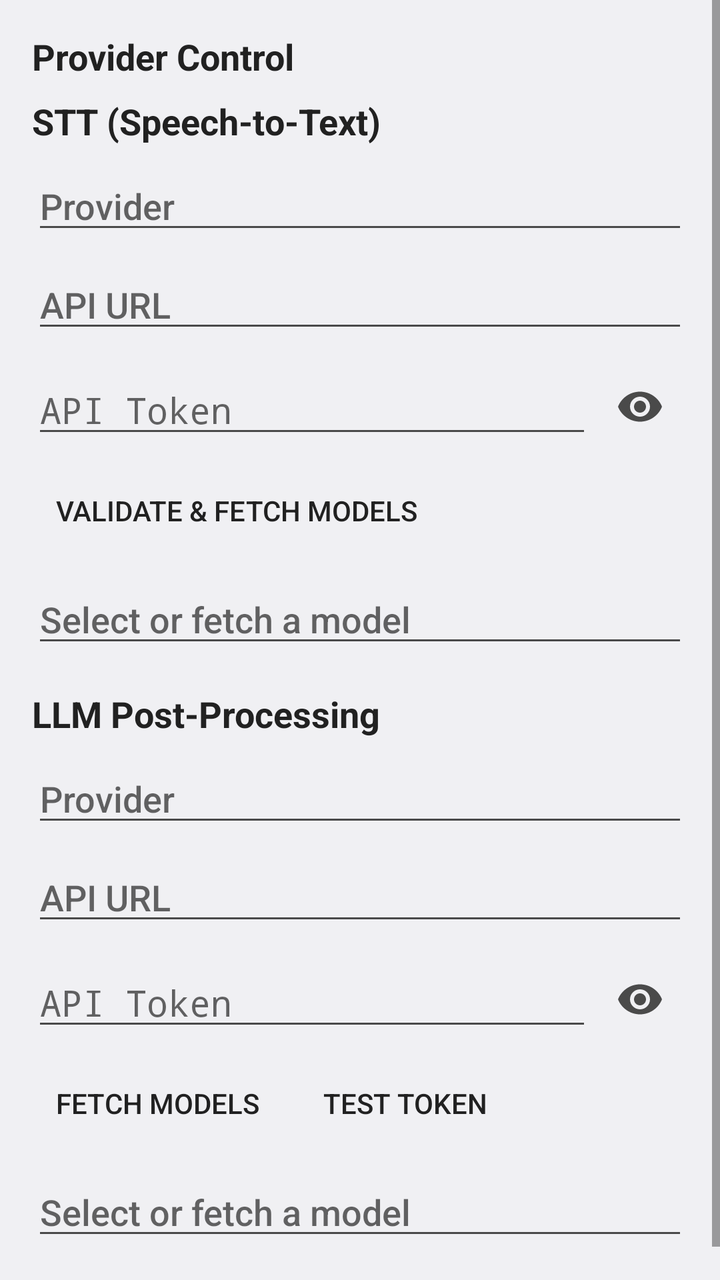
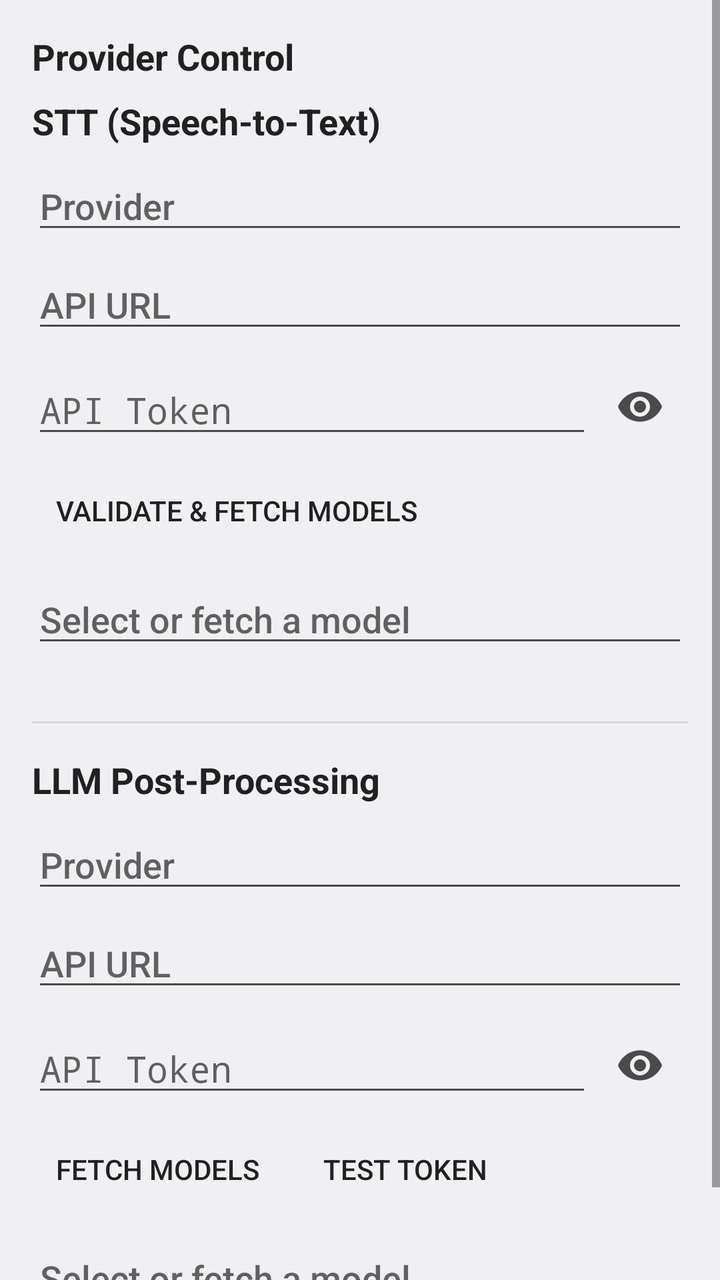

Before-and-after screenshots of an Android layout around one commit, followed by the original layout XML and the change that was made.
<!-- AndroidManifest.xml: activity theme Theme.PolishedRecognition.Plain -->
<!-- res/layout/activity_providers.xml -->
<?xml version="1.0" encoding="utf-8"?>
<ScrollView xmlns:android="http://schemas.android.com/apk/res/android"
    android:layout_width="match_parent"
    android:layout_height="match_parent"
    android:fillViewport="true">

    <LinearLayout
        android:layout_width="match_parent"
        android:layout_height="wrap_content"
        android:orientation="vertical"
        android:padding="16dp">

        <TextView
            android:layout_width="match_parent"
            android:layout_height="wrap_content"
            android:text="@string/provider_control_section"
            android:textSize="18sp"
            android:textStyle="bold"
            android:textColor="?android:attr/textColorPrimary"
            android:layout_marginBottom="8dp" />

        
        <TextView
            android:layout_width="match_parent"
            android:layout_height="wrap_content"
            android:text="@string/stt_section"
            android:textSize="18sp"
            android:textStyle="bold"
            android:textColor="?android:attr/textColorPrimary"
            android:layout_marginBottom="8dp" />

        <AutoCompleteTextView
            android:id="@+id/stt_provider"
            android:layout_width="match_parent"
            android:layout_height="wrap_content"
            android:hint="@string/provider"
            android:inputType="none"
            android:focusable="false"
            android:cursorVisible="false"
            android:layout_marginBottom="8dp" />

        
        <EditText
            android:id="@+id/stt_url"
            android:layout_width="match_parent"
            android:layout_height="wrap_content"
            android:hint="@string/api_url"
            android:inputType="textUri"
            android:importantForAutofill="no"
            android:imeOptions="actionDone"
            android:layout_marginBottom="8dp" />

        <LinearLayout
            android:layout_width="match_parent"
            android:layout_height="wrap_content"
            android:orientation="horizontal"
            android:gravity="center_vertical"
            android:layout_marginBottom="4dp">
            <EditText
                android:id="@+id/stt_token"
                android:layout_width="0dp"
                android:layout_height="wrap_content"
                android:layout_weight="1"
                android:hint="@string/api_token"
                android:inputType="textPassword"
                android:importantForAutofill="no"
                android:imeOptions="actionDone" />
            <ImageButton
                android:id="@+id/stt_token_toggle"
                android:layout_width="48dp"
                android:layout_height="48dp"
                android:src="@drawable/ic_eye"
                android:background="?android:attr/selectableItemBackgroundBorderless"
                android:contentDescription="@string/show_password"
                android:scaleType="center" />
        </LinearLayout>

        <Button
            android:id="@+id/validate_stt"
            android:layout_width="wrap_content"
            android:layout_height="wrap_content"
            android:text="@string/validate_fetch"
            style="@android:style/Widget.DeviceDefault.Button.Borderless"
            android:layout_marginBottom="8dp" />

        <AutoCompleteTextView
            android:id="@+id/stt_model"
            android:layout_width="match_parent"
            android:layout_height="wrap_content"
            android:hint="@string/model"
            android:inputType="text|textNoSuggestions"
            android:importantForAutofill="no"
            android:completionThreshold="1"
            android:layout_marginBottom="16dp" />

        
        <TextView
            android:layout_width="match_parent"
            android:layout_height="wrap_content"
            android:text="@string/llm_section"
            android:textSize="18sp"
            android:textStyle="bold"
            android:textColor="?android:attr/textColorPrimary"
            android:layout_marginBottom="8dp" />

        <AutoCompleteTextView
            android:id="@+id/llm_provider"
            android:layout_width="match_parent"
            android:layout_height="wrap_content"
            android:hint="@string/provider"
            android:inputType="none"
            android:focusable="false"
            android:cursorVisible="false"
            android:layout_marginBottom="8dp" />

        <EditText
            android:id="@+id/llm_url"
            android:layout_width="match_parent"
            android:layout_height="wrap_content"
            android:hint="@string/api_url"
            android:inputType="textUri"
            android:importantForAutofill="no"
            android:imeOptions="actionDone"
            android:layout_marginBottom="8dp" />

        <LinearLayout
            android:layout_width="match_parent"
            android:layout_height="wrap_content"
            android:orientation="horizontal"
            android:gravity="center_vertical"
            android:layout_marginBottom="4dp">
            <EditText
                android:id="@+id/llm_token"
                android:layout_width="0dp"
                android:layout_height="wrap_content"
                android:layout_weight="1"
                android:hint="@string/api_token"
                android:inputType="textPassword"
                android:importantForAutofill="no"
                android:imeOptions="actionDone" />
            <ImageButton
                android:id="@+id/llm_token_toggle"
                android:layout_width="48dp"
                android:layout_height="48dp"
                android:src="@drawable/ic_eye"
                android:background="?android:attr/selectableItemBackgroundBorderless"
                android:contentDescription="@string/show_password"
                android:scaleType="center" />
        </LinearLayout>

        <LinearLayout
            android:layout_width="match_parent"
            android:layout_height="wrap_content"
            android:orientation="horizontal"
            android:layout_marginBottom="8dp">

            <Button
                android:id="@+id/fetch_llm_models"
                android:layout_width="wrap_content"
                android:layout_height="wrap_content"
                android:text="@string/fetch_models"
                style="@android:style/Widget.DeviceDefault.Button.Borderless"
                android:layout_marginEnd="8dp" />

            <Button
                android:id="@+id/test_llm_token"
                android:layout_width="wrap_content"
                android:layout_height="wrap_content"
                android:text="@string/test_token"
                style="@android:style/Widget.DeviceDefault.Button.Borderless" />
        </LinearLayout>

        <AutoCompleteTextView
            android:id="@+id/llm_model"
            android:layout_width="match_parent"
            android:layout_height="wrap_content"
            android:hint="@string/model"
            android:inputType="text|textNoSuggestions"
            android:importantForAutofill="no"
            android:completionThreshold="1"
            android:layout_marginBottom="16dp" />

    </LinearLayout>
</ScrollView>
<!-- resources referenced by this layout -->
<resources>
  <!-- drawable ic_eye (drawable) -->
  <?xml version="1.0" encoding="utf-8"?>
  <vector xmlns:android="http://schemas.android.com/apk/res/android"
      android:width="24dp"
      android:height="24dp"
      android:viewportWidth="24"
      android:viewportHeight="24">
      <path
          android:fillColor="?android:attr/textColorSecondary"
          android:pathData="M12,4.5C7,4.5 2.73,7.61 1,12c1.73,4.39 6,7.5 11,7.5s9.27,-3.11 11,-7.5c-1.73,-4.39 -6,-7.5 -11,-7.5zM12,17c-2.76,0 -5,-2.24 -5,-5s2.24,-5 5,-5 5,2.24 5,5 -2.24,5 -5,5zM12,9c-1.66,0 -3,1.34 -3,3s1.34,3 3,3 3,-1.34 3,-3 -1.34,-3 -3,-3z" />
  </vector>
  <string name="api_token">API Token</string>
  <string name="api_url">API URL</string>
  <string name="fetch_models">Fetch Models</string>
  <string name="llm_section">LLM Post-Processing</string>
  <string name="model">Select or fetch a model</string>
  <string name="provider">Provider</string>
  <string name="provider_control_section">Provider Control</string>
  <string name="show_password">Show password</string>
  <string name="stt_section">STT (Speech-to-Text)</string>
  <string name="test_token">Test Token</string>
  <string name="validate_fetch">Validate &amp; Fetch Models</string>
  <style name="Theme.PolishedRecognition.Plain" parent="@android:style/Theme.DeviceDefault.DayNight">
          <item name="android:windowNoTitle">true</item>
          <item name="android:windowActionBar">false</item>
          
          <item name="android:textColorPrimary">@color/text_primary</item>
          <item name="android:textColorSecondary">@color/text_secondary</item>
          <item name="android:textColorTertiary">@color/text_tertiary</item>
      </style>
</resources>

<!-- the commit's change to res/layout/activity_providers.xml (unified diff, before → after) -->
@@ -93,6 +93,8 @@
             android:completionThreshold="1"
             android:layout_marginBottom="16dp" />
 
+        <View style="@style/SettingsDivider" />
+
         
         <TextView
             android:layout_width="match_parent"
<!-- resource entries referenced after the edit -->
@@ -22,6 +22,13 @@
   <string name="stt_section">STT (Speech-to-Text)</string>
   <string name="test_token">Test Token</string>
   <string name="validate_fetch">Validate &amp; Fetch Models</string>
+  <style name="SettingsDivider">
+          <item name="android:layout_width">match_parent</item>
+          <item name="android:layout_height">1dp</item>
+          <item name="android:background">?android:attr/listDivider</item>
+          <item name="android:layout_marginTop">16dp</item>
+          <item name="android:layout_marginBottom">16dp</item>
+      </style>
   <style name="Theme.PolishedRecognition.Plain" parent="@android:style/Theme.DeviceDefault.DayNight">
           <item name="android:windowNoTitle">true</item>
           <item name="android:windowActionBar">false</item>
